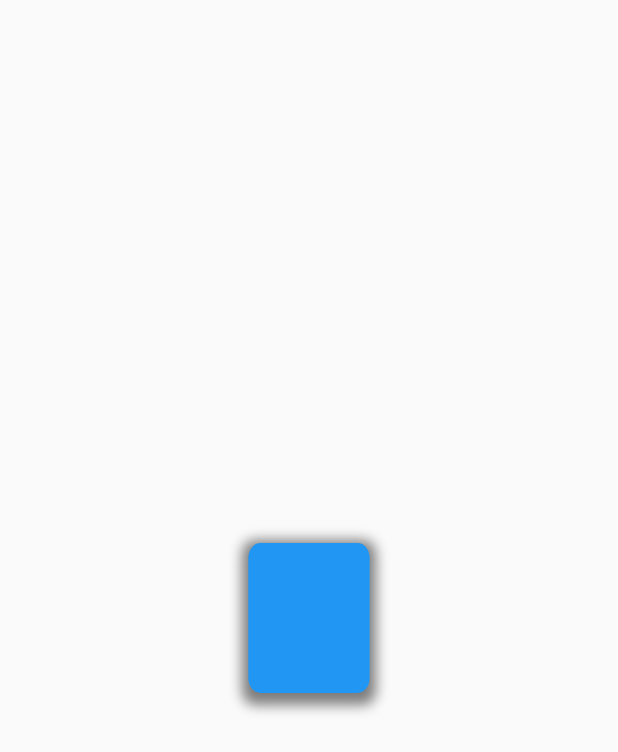
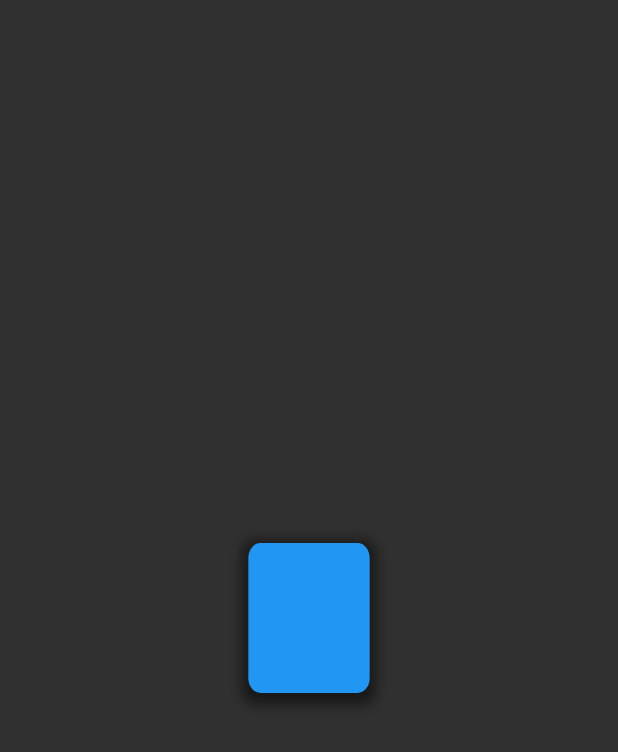
Before and after one commit to shiran02/flutter_animation, a Flutter app: the screen it shows after launch, on a phone screen of 412 x 824 dp. Shown: the top 752 px of the screen. Run offline on Flutter 3.47's test engine with Material 2 defaults, Android fonts, the phone set to English and light mode, and no system bars.

Commit message:
second  commit

```diff
--- a/flutter_animation/lib/main.dart
+++ b/flutter_animation/lib/main.dart
@@ -18,10 +18,9 @@ class _MyAppState extends State<MyApp> {
   Widget build(BuildContext context) {
     return MaterialApp(
       title: 'Flutter Demo',
-      theme: ThemeData(
-
-        primarySwatch: Colors.blue,
-      ),
+      theme: ThemeData(brightness: Brightness.dark),
+      darkTheme: ThemeData(brightness: Brightness.dark),
+      themeMode: ThemeMode.dark,
       home: const MyHomePage(title: 'Flutter Demo Home Page'),
     );
   }
```
